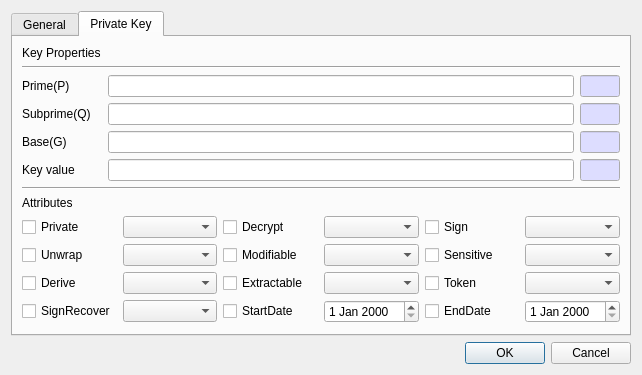
The window that CryptokiMan/create_dsa_pri_key_dlg.ui (jykim74/CryptokiMan) describes before a commit, drawn with Qt 5.
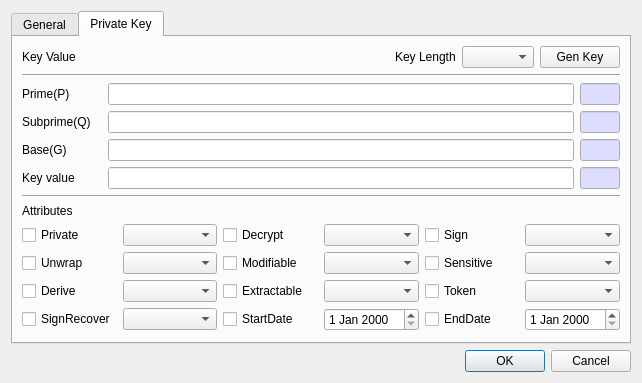
The same window after the commit.

What changed in the file:
```diff
--- a/CryptokiMan/create_dsa_pri_key_dlg.ui
+++ b/CryptokiMan/create_dsa_pri_key_dlg.ui
@@ -7,7 +7,7 @@
     <x>0</x>
     <y>0</y>
     <width>642</width>
-    <height>357</height>
+    <height>370</height>
    </rect>
   </property>
   <property name="windowTitle">
@@ -343,11 +343,48 @@
       </attribute>
       <layout class="QVBoxLayout" name="verticalLayout_3">
        <item>
-        <widget class="QLabel" name="label_9">
-         <property name="text">
-          <string>Key Properties</string>
+        <layout class="QGridLayout" name="gridLayout_6">
+         <property name="topMargin">
+          <number>0</number>
          </property>
-        </widget>
+         <item row="0" column="0">
+          <widget class="QLabel" name="label_9">
+           <property name="text">
+            <string>Key Value</string>
+           </property>
+          </widget>
+         </item>
+         <item row="0" column="3">
+          <widget class="QComboBox" name="mParamCombo"/>
+         </item>
+         <item row="0" column="4">
+          <widget class="QPushButton" name="mGenKeyBtn">
+           <property name="text">
+            <string>Gen Key</string>
+           </property>
+          </widget>
+         </item>
+         <item row="0" column="2">
+          <widget class="QLabel" name="label_15">
+           <property name="text">
+            <string>Key Length</string>
+           </property>
+          </widget>
+         </item>
+         <item row="0" column="1">
+          <spacer name="horizontalSpacer_2">
+           <property name="orientation">
+            <enum>Qt::Horizontal</enum>
+           </property>
+           <property name="sizeHint" stdset="0">
+            <size>
+             <width>40</width>
+             <height>20</height>
+            </size>
+           </property>
+          </spacer>
+         </item>
+        </layout>
        </item>
        <item>
         <widget class="Line" name="line_3">
```
